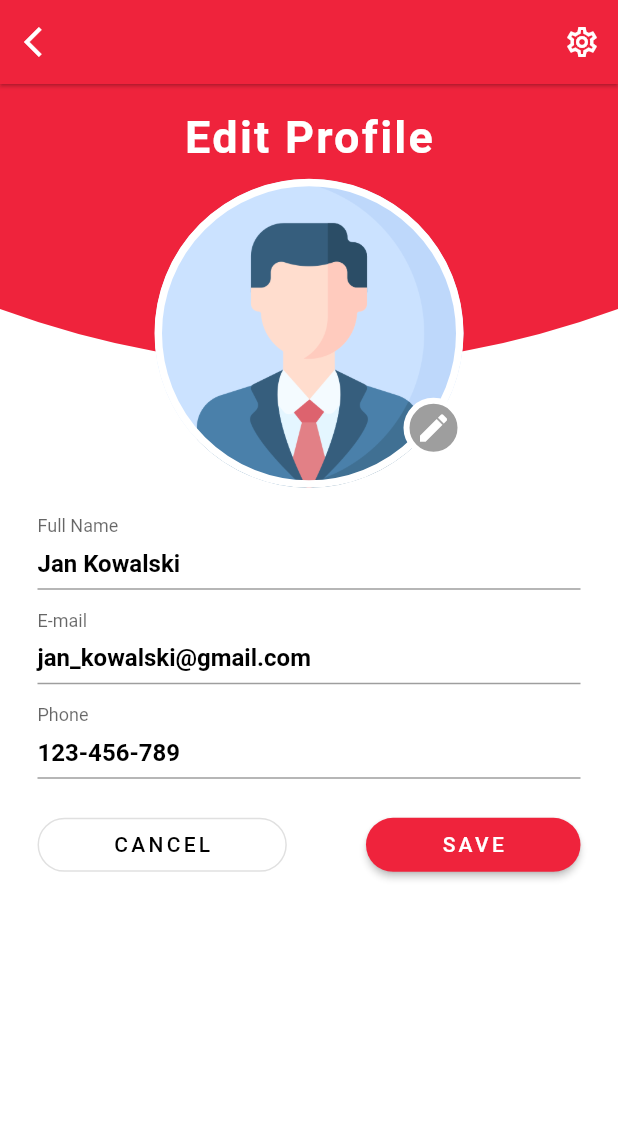
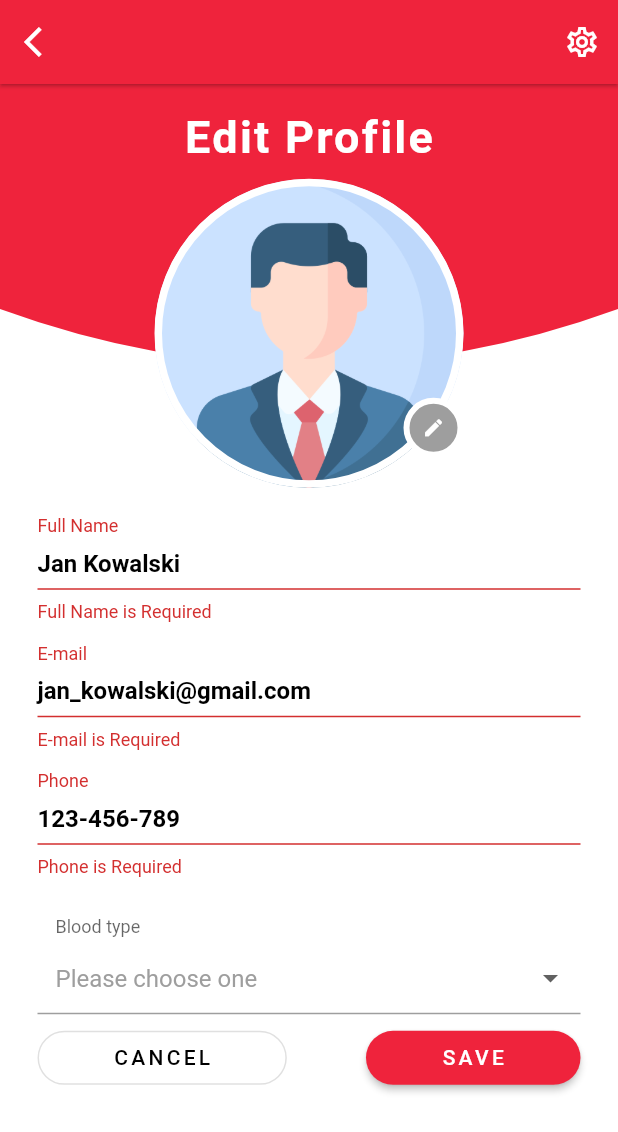
Before and after one commit to kamilZ01/donate_blood_app, a Flutter app: the ProfilePage screen opened directly, after a tap on "SAVE", on a phone screen of 412 x 824 dp. Shown: the top 1132 px of the screen. Run offline on Flutter 3.47's test engine with Material 2 defaults, Android fonts, the phone set to English and light mode, and no system bars; drawn by our look-alikes of dropdown_formfield; our stand-ins replace cloud_firestore, firebase_auth, firebase_core, firebase_crashlytics, flutter_svg, flutter_swiper; missing offline and left inert: open_mail_app, time_formatter; accounts and stored records are empty.

Commit message:
added DropDownFormField to choose blood type, added form to change user information, added validation to input fields

```diff
--- a/lib/Screens/ProfileDetails/profile_details_screen.dart
+++ b/lib/Screens/ProfileDetails/profile_details_screen.dart
@@ -2,12 +2,41 @@ import 'package:donate_blood/Screens/HomeUserPage/home_page_screen.dart';
 import 'package:donate_blood/Screens/ProfileDetails/components/settings_page.dart';
 import 'package:donate_blood/components/header_curved_container.dart';
 import 'package:donate_blood/constants.dart';
+import 'package:dropdown_formfield/dropdown_formfield.dart';
 import 'package:flutter/cupertino.dart';
 import 'package:flutter/material.dart';
 
 // ignore: must_be_immutable
-class ProfilePage extends StatelessWidget {
+class ProfilePage extends StatefulWidget {
+  @override
+  _ProfilePageState createState() => _ProfilePageState();
+}
+
+class _ProfilePageState extends State<ProfilePage> {
   bool showPassword = false;
+
+  String _myActivity;
+  String _myActivityResult;
+  String _name;
+  final GlobalKey<FormState> _formKey = GlobalKey<FormState>();
+
+  @override
+  void initState() {
+    super.initState();
+    _myActivity = '';
+    _myActivityResult = '';
+  }
+
+  _saveForm() {
+    var form = _formKey.currentState;
+    if (form.validate()) {
+      form.save();
+      setState(() {
+        _myActivityResult = _myActivity;
+      });
+    }
+  }
+
   @override
   Widget build(BuildContext context) {
     return Scaffold(
@@ -43,9 +72,7 @@ class ProfilePage extends StatelessWidget {
         ],
       ),
       body: SingleChildScrollView(
-        // physics: BouncingScrollPhysics(),
         child: Column(
-          // alignment: Alignment.topCenter,
           children: [
             CustomPaint(
               child: Container(
@@ -103,9 +130,17 @@ class ProfilePage extends StatelessWidget {
                             ),
                             color: Colors.grey,
                           ),
-                          child: Icon(
+                          child: IconButton(
+                            icon: Icon(
                               Icons.edit,
                               color: Colors.white,
+                            ),
+                            iconSize: 15,
+                            onPressed: () {
+                              setState(() {
+                                print("test");
+                              });
+                            },
                           ),
                         ),
                       ),
@@ -115,7 +150,9 @@ class ProfilePage extends StatelessWidget {
                 SizedBox(
                   height: 20,
                 ),
-                Column(
+                Form(
+                  key: _formKey,
+                  child: Column(
                     children: [
                       Container(
                         padding: EdgeInsets.only(
@@ -126,8 +163,60 @@ class ProfilePage extends StatelessWidget {
                           children: [
                             buildTextField("Full Name", "Jan Kowalski", false),
                             buildTextField(
-                              "E-mail", "jan_kowalski@gmail.com", false),
+                                "E-mail", "jan_kowalski@gmail.com", true),
                             buildTextField("Phone", "123-456-789", false),
+                            DropDownFormField(
+                              filled: false,
+                              titleText: "Blood type",
+                              hintText: "Please choose one",
+                              value: _myActivity,
+                              onSaved: (value) {
+                                setState(() {
+                                  _myActivity = value;
+                                });
+                              },
+                              onChanged: (value) {
+                                setState(() {
+                                  _myActivity = value;
+                                });
+                              },
+                              dataSource: [
+                                {
+                                  "display": "AB+",
+                                  "value": "AB+",
+                                },
+                                {
+                                  "display": "AB-",
+                                  "value": "AB-",
+                                },
+                                {
+                                  "display": "A+",
+                                  "value": "A+",
+                                },
+                                {
+                                  "display": "A-",
+                                  "value": "A-",
+                                },
+                                {
+                                  "display": "B+",
+                                  "value": "B+",
+                                },
+                                {
+                                  "display": "B-",
+                                  "value": "B-",
+                                },
+                                {
+                                  "display": "0+",
+                                  "value": "0+",
+                                },
+                                {
+                                  "display": "0-",
+                                  "value": "0-",
+                                },
+                              ],
+                              textField: "display",
+                              valueField: "value",
+                            ),
                             SizedBox(
                               height: 5,
                             ),
@@ -153,7 +242,15 @@ class ProfilePage extends StatelessWidget {
                                   ),
                                 ),
                                 RaisedButton(
-                                onPressed: () {},
+                                  onPressed: () {
+                                    if (!_formKey.currentState.validate()) {
+                                      return;
+                                    }
+
+                                    _formKey.currentState.save();
+
+                                    print(_name);
+                                  },
                                   color: kPrimaryColor,
                                   padding: EdgeInsets.symmetric(
                                     horizontal: 50,
@@ -180,6 +277,7 @@ class ProfilePage extends StatelessWidget {
                       ),
                     ],
                   ),
+                ),
               ],
             ),
           ],
@@ -188,11 +286,10 @@ class ProfilePage extends StatelessWidget {
     );
   }
 
-  Widget buildTextField(
-      String labelText, String placeholder, bool isPasswordTextField) {
+  Widget buildTextField(String labelText, String placeholder, bool isEmail) {
     return Padding(
       padding: const EdgeInsets.only(bottom: 15.0),
-      child: TextField(
+      child: TextFormField(
         decoration: InputDecoration(
           contentPadding: EdgeInsets.only(bottom: 3),
           labelText: labelText,
@@ -204,6 +301,23 @@ class ProfilePage extends StatelessWidget {
             color: Colors.black,
           ),
         ),
+        validator: (value) {
+          if (value.isEmpty) {
+            return labelText + ' is Required';
+          }
+          if (isEmail) {
+            if (!RegExp(
+                    r"[a-z0-9!#$%&'*+/=?^_`{|}~-]+(?:\.[a-z0-9!#$%&'*+/=?^_`{|}~-]+)*@(?:[a-z0-9](?:[a-z0-9-]*[a-z0-9])?\.)+[a-z0-9](?:[a-z0-9-]*[a-z0-9])?")
+                .hasMatch(value)) {
+              return 'Please enter a valid email Address';
+            }
+          }
+
+          return null;
+        },
+        onSaved: (String value) {
+          _name = value;
+        },
       ),
     );
   }
--- a/pubspec.yaml
+++ b/pubspec.yaml
@@ -31,6 +31,7 @@ dependencies:
   firebase_auth: ^0.18.3
   time_formatter: ^1.0.0+5
   flutter_swiper: ^1.1.6
+  dropdown_formfield: ^0.1.3
 
   # The following adds the Cupertino Icons font to your application.
   # Use with the CupertinoIcons class for iOS style icons.
```
Also changed, not shown: pubspec.lock. Lines whose indentation alone changed are shown as unchanged.
